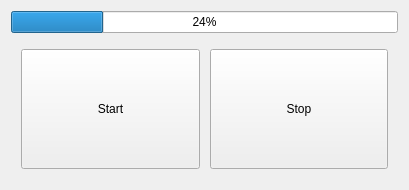
This is 1-QT/progress_with_button.ui in Senabahadir/OYK-Python-2022 as Qt 5 draws it before an edit. The edited form follows.
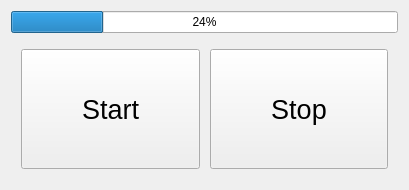
This is the edited form.

Commit message: progress bar start stop

```diff
--- a/1-QT/progress_with_button.ui
+++ b/1-QT/progress_with_button.ui
@@ -46,6 +46,11 @@
          <verstretch>0</verstretch>
         </sizepolicy>
        </property>
+       <property name="font">
+        <font>
+         <pointsize>20</pointsize>
+        </font>
+       </property>
        <property name="text">
         <string>Start</string>
        </property>
@@ -59,6 +64,11 @@
          <verstretch>0</verstretch>
         </sizepolicy>
        </property>
+       <property name="font">
+        <font>
+         <pointsize>20</pointsize>
+        </font>
+       </property>
        <property name="text">
         <string>Stop</string>
        </property>
```
Left out of the diff: 4 changed lines with no effect on the pictures. The commit also changes 1 other file.
